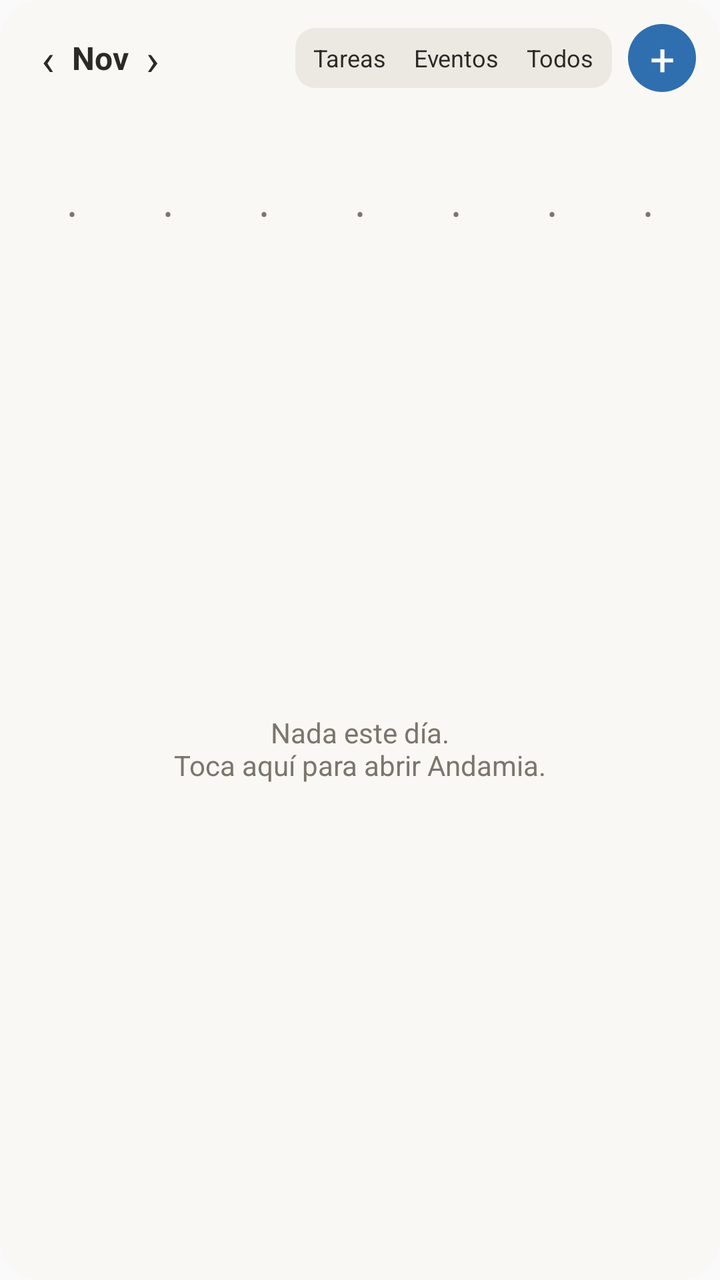
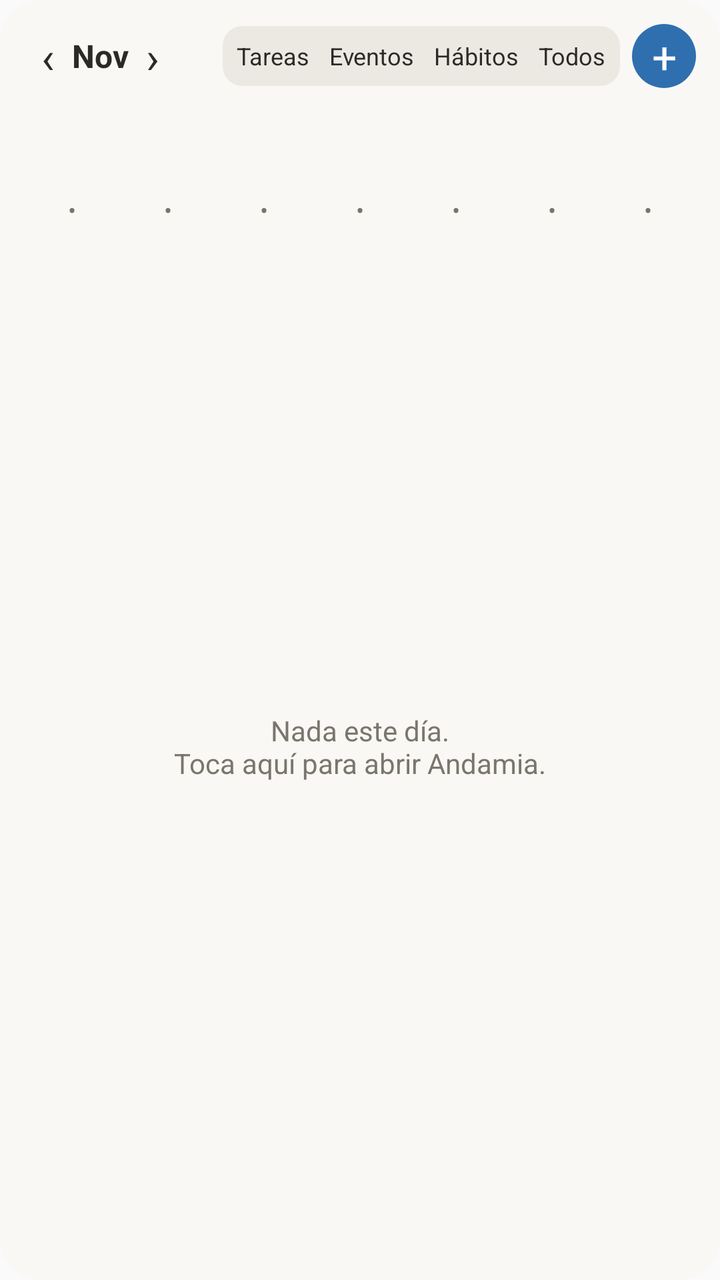

Before-and-after screenshots of an Android layout around one commit, followed by the original layout XML and the change that was made.
<!-- AndroidManifest.xml: application theme AppTheme -->
<!-- res/layout/widget_semana.xml -->
<?xml version="1.0" encoding="utf-8"?>
<FrameLayout xmlns:android="http://schemas.android.com/apk/res/android"
    android:layout_width="match_parent"
    android:layout_height="match_parent">

    
    <ImageView
        android:id="@+id/fondo_widget"
        android:layout_width="match_parent"
        android:layout_height="match_parent"
        android:importantForAccessibility="no"
        android:scaleType="fitXY"
        android:src="@drawable/widget_fondo" />

<LinearLayout
    android:layout_width="match_parent"
    android:layout_height="match_parent"
    android:orientation="vertical"
    android:padding="12dp">

    <LinearLayout
        android:layout_width="match_parent"
        android:layout_height="wrap_content"
        android:gravity="center_vertical"
        android:orientation="horizontal">

        <TextView
            android:id="@+id/semana_atras"
            android:layout_width="24dp"
            android:layout_height="32dp"
            android:contentDescription="Semana anterior"
            android:gravity="center"
            android:text="‹"
            android:textColor="@color/widget_texto"
            android:textSize="22sp" />

        <TextView
            android:id="@+id/semana_mes"
            android:layout_width="wrap_content"
            android:layout_height="wrap_content"
            android:maxLines="1"
            android:text="Nov"
            android:textColor="@color/widget_texto"
            android:textSize="16sp"
            android:textStyle="bold" />

        <TextView
            android:id="@+id/semana_adelante"
            android:layout_width="24dp"
            android:layout_height="32dp"
            android:contentDescription="Semana siguiente"
            android:gravity="center"
            android:text="›"
            android:textColor="@color/widget_texto"
            android:textSize="22sp" />

        <FrameLayout
            android:layout_width="0dp"
            android:layout_height="1dp"
            android:layout_weight="1" />

        <LinearLayout
            android:id="@+id/semana_filtros"
            android:layout_width="wrap_content"
            android:layout_height="wrap_content"
            android:background="@drawable/widget_filtros"
            android:orientation="horizontal"
            android:padding="2dp">

            <TextView
                android:id="@+id/semana_f_tareas"
                android:layout_width="wrap_content"
                android:layout_height="26dp"
                android:gravity="center"
                android:paddingStart="7dp"
                android:paddingEnd="7dp"
                android:text="Tareas"
                android:textColor="@color/widget_texto"
                android:textSize="12sp" />

            <TextView
                android:id="@+id/semana_f_eventos"
                android:layout_width="wrap_content"
                android:layout_height="26dp"
                android:gravity="center"
                android:paddingStart="7dp"
                android:paddingEnd="7dp"
                android:text="Eventos"
                android:textColor="@color/widget_texto"
                android:textSize="12sp" />

            <TextView
                android:id="@+id/semana_f_todos"
                android:layout_width="wrap_content"
                android:layout_height="26dp"
                android:gravity="center"
                android:paddingStart="7dp"
                android:paddingEnd="7dp"
                android:text="Todos"
                android:textColor="@color/widget_texto"
                android:textSize="12sp" />

        </LinearLayout>

        <TextView
            android:id="@+id/semana_nueva"
            android:layout_width="34dp"
            android:layout_height="34dp"
            android:layout_marginStart="8dp"
            android:background="@drawable/widget_boton"
            android:contentDescription="Nueva tarea"
            android:gravity="center"
            android:text="+"
            android:textColor="@color/widget_boton_texto"
            android:textSize="22sp" />
    </LinearLayout>

    <LinearLayout
        android:layout_width="match_parent"
        android:layout_height="wrap_content"
        android:layout_marginTop="8dp"
        android:orientation="horizontal">

        <LinearLayout
            android:id="@+id/semana_dia_0"
            android:layout_width="0dp"
            android:layout_height="wrap_content"
            android:layout_weight="1"
            android:gravity="center_horizontal"
            android:orientation="vertical">

            <TextView
                android:id="@+id/semana_nom_0"
                android:layout_width="wrap_content"
                android:layout_height="wrap_content"
                android:textColor="@color/widget_texto_tenue"
                android:textSize="12sp" />

            <TextView
                android:id="@+id/semana_num_0"
                android:layout_width="30dp"
                android:layout_height="30dp"
                android:layout_marginTop="2dp"
                android:gravity="center"
                android:textColor="@color/widget_texto"
                android:textSize="14sp"
                android:textStyle="bold" />

            <TextView
                android:id="@+id/semana_pto_0"
                android:layout_width="wrap_content"
                android:layout_height="wrap_content"
                android:layout_marginTop="-4dp"
                android:text="•"
                android:textColor="@color/widget_texto_tenue"
                android:textSize="12sp" />
        </LinearLayout>

        <LinearLayout
            android:id="@+id/semana_dia_1"
            android:layout_width="0dp"
            android:layout_height="wrap_content"
            android:layout_weight="1"
            android:gravity="center_horizontal"
            android:orientation="vertical">

            <TextView
                android:id="@+id/semana_nom_1"
                android:layout_width="wrap_content"
                android:layout_height="wrap_content"
                android:textColor="@color/widget_texto_tenue"
                android:textSize="12sp" />

            <TextView
                android:id="@+id/semana_num_1"
                android:layout_width="30dp"
                android:layout_height="30dp"
                android:layout_marginTop="2dp"
                android:gravity="center"
                android:textColor="@color/widget_texto"
                android:textSize="14sp"
                android:textStyle="bold" />

            <TextView
                android:id="@+id/semana_pto_1"
                android:layout_width="wrap_content"
                android:layout_height="wrap_content"
                android:layout_marginTop="-4dp"
                android:text="•"
                android:textColor="@color/widget_texto_tenue"
                android:textSize="12sp" />
        </LinearLayout>

        <LinearLayout
            android:id="@+id/semana_dia_2"
            android:layout_width="0dp"
            android:layout_height="wrap_content"
            android:layout_weight="1"
            android:gravity="center_horizontal"
            android:orientation="vertical">

            <TextView
                android:id="@+id/semana_nom_2"
                android:layout_width="wrap_content"
                android:layout_height="wrap_content"
                android:textColor="@color/widget_texto_tenue"
                android:textSize="12sp" />

            <TextView
                android:id="@+id/semana_num_2"
                android:layout_width="30dp"
                android:layout_height="30dp"
                android:layout_marginTop="2dp"
                android:gravity="center"
                android:textColor="@color/widget_texto"
                android:textSize="14sp"
                android:textStyle="bold" />

            <TextView
                android:id="@+id/semana_pto_2"
                android:layout_width="wrap_content"
                android:layout_height="wrap_content"
                android:layout_marginTop="-4dp"
                android:text="•"
                android:textColor="@color/widget_texto_tenue"
                android:textSize="12sp" />
        </LinearLayout>

        <LinearLayout
            android:id="@+id/semana_dia_3"
            android:layout_width="0dp"
            android:layout_height="wrap_content"
            android:layout_weight="1"
            android:gravity="center_horizontal"
            android:orientation="vertical">

            <TextView
                android:id="@+id/semana_nom_3"
                android:layout_width="wrap_content"
                android:layout_height="wrap_content"
                android:textColor="@color/widget_texto_tenue"
                android:textSize="12sp" />

            <TextView
                android:id="@+id/semana_num_3"
                android:layout_width="30dp"
                android:layout_height="30dp"
                android:layout_marginTop="2dp"
                android:gravity="center"
                android:textColor="@color/widget_texto"
                android:textSize="14sp"
                android:textStyle="bold" />

            <TextView
                android:id="@+id/semana_pto_3"
                android:layout_width="wrap_content"
                android:layout_height="wrap_content"
                android:layout_marginTop="-4dp"
                android:text="•"
                android:textColor="@color/widget_texto_tenue"
                android:textSize="12sp" />
        </LinearLayout>

        <LinearLayout
            android:id="@+id/semana_dia_4"
            android:layout_width="0dp"
            android:layout_height="wrap_content"
            android:layout_weight="1"
            android:gravity="center_horizontal"
            android:orientation="vertical">

            <TextView
                android:id="@+id/semana_nom_4"
                android:layout_width="wrap_content"
                android:layout_height="wrap_content"
                android:textColor="@color/widget_texto_tenue"
                android:textSize="12sp" />

            <TextView
                android:id="@+id/semana_num_4"
                android:layout_width="30dp"
                android:layout_height="30dp"
                android:layout_marginTop="2dp"
                android:gravity="center"
                android:textColor="@color/widget_texto"
                android:textSize="14sp"
                android:textStyle="bold" />

            <TextView
                android:id="@+id/semana_pto_4"
                android:layout_width="wrap_content"
                android:layout_height="wrap_content"
                android:layout_marginTop="-4dp"
                android:text="•"
                android:textColor="@color/widget_texto_tenue"
                android:textSize="12sp" />
        </LinearLayout>

        <LinearLayout
            android:id="@+id/semana_dia_5"
            android:layout_width="0dp"
            android:layout_height="wrap_content"
            android:layout_weight="1"
            android:gravity="center_horizontal"
            android:orientation="vertical">

            <TextView
                android:id="@+id/semana_nom_5"
                android:layout_width="wrap_content"
                android:layout_height="wrap_content"
                android:textColor="@color/widget_texto_tenue"
                android:textSize="12sp" />

            <TextView
                android:id="@+id/semana_num_5"
                android:layout_width="30dp"
                android:layout_height="30dp"
                android:layout_marginTop="2dp"
                android:gravity="center"
                android:textColor="@color/widget_texto"
                android:textSize="14sp"
                android:textStyle="bold" />

            <TextView
                android:id="@+id/semana_pto_5"
                android:layout_width="wrap_content"
                android:layout_height="wrap_content"
                android:layout_marginTop="-4dp"
                android:text="•"
                android:textColor="@color/widget_texto_tenue"
                android:textSize="12sp" />
        </LinearLayout>

        <LinearLayout
            android:id="@+id/semana_dia_6"
            android:layout_width="0dp"
            android:layout_height="wrap_content"
            android:layout_weight="1"
            android:gravity="center_horizontal"
            android:orientation="vertical">

            <TextView
                android:id="@+id/semana_nom_6"
                android:layout_width="wrap_content"
                android:layout_height="wrap_content"
                android:textColor="@color/widget_texto_tenue"
                android:textSize="12sp" />

            <TextView
                android:id="@+id/semana_num_6"
                android:layout_width="30dp"
                android:layout_height="30dp"
                android:layout_marginTop="2dp"
                android:gravity="center"
                android:textColor="@color/widget_texto"
                android:textSize="14sp"
                android:textStyle="bold" />

            <TextView
                android:id="@+id/semana_pto_6"
                android:layout_width="wrap_content"
                android:layout_height="wrap_content"
                android:layout_marginTop="-4dp"
                android:text="•"
                android:textColor="@color/widget_texto_tenue"
                android:textSize="12sp" />
        </LinearLayout>

    </LinearLayout>

    <FrameLayout
        android:layout_width="match_parent"
        android:layout_height="match_parent"
        android:layout_marginTop="6dp">

        
        <ListView
            android:id="@+id/semana_lista"
            android:layout_width="match_parent"
            android:layout_height="match_parent"
            android:divider="@null"
            android:dividerHeight="0dp" />

        <TextView
            android:id="@+id/semana_vacio"
            android:layout_width="match_parent"
            android:layout_height="match_parent"
            android:gravity="center"
            android:text="Nada este día.\nToca aquí para abrir Andamia."
            android:textColor="@color/widget_texto_tenue"
            android:textSize="14sp" />
    </FrameLayout>
</LinearLayout>
</FrameLayout>
<!-- resources referenced by this layout -->
<resources>
  <color name="widget_boton_texto">#FFFFFF</color>
  <color name="widget_texto">#2B2A27</color>
  <color name="widget_texto_tenue">#7A766D</color>
  <!-- drawable widget_boton (drawable) -->
  <?xml version="1.0" encoding="utf-8"?>
  <shape xmlns:android="http://schemas.android.com/apk/res/android" android:shape="oval">
      <solid android:color="@color/widget_acento" />
  </shape>
  <!-- drawable widget_filtros (drawable) -->
  <?xml version="1.0" encoding="utf-8"?>
  <shape xmlns:android="http://schemas.android.com/apk/res/android">
      <corners android:radius="10dp" />
      <solid android:color="@color/widget_evento_suave" />
  </shape>
  <!-- drawable widget_fondo (drawable) -->
  <?xml version="1.0" encoding="utf-8"?>
  <shape xmlns:android="http://schemas.android.com/apk/res/android" android:shape="rectangle">
      <solid android:color="@color/widget_fondo" />
      <corners android:radius="20dp" />
  </shape>
  <style name="AppTheme" parent="Theme.AppCompat.Light.DarkActionBar">
          
          <item name="colorPrimary">@color/colorPrimary</item>
          <item name="colorPrimaryDark">@color/colorPrimaryDark</item>
          <item name="colorAccent">@color/colorAccent</item>
      </style>
  <color name="widget_acento">#2F6FB0</color>
  <color name="widget_evento_suave">#ECE9E2</color>
  <color name="widget_fondo">#F2FAF8F4</color>
</resources>

<!-- the commit's change to res/layout/widget_semana.xml (unified diff, before → after) -->
@@ -72,8 +72,8 @@
                 android:layout_width="wrap_content"
                 android:layout_height="26dp"
                 android:gravity="center"
-                android:paddingStart="7dp"
-                android:paddingEnd="7dp"
+                android:paddingStart="5dp"
+                android:paddingEnd="5dp"
                 android:text="Tareas"
                 android:textColor="@color/widget_texto"
                 android:textSize="12sp" />
@@ -83,19 +83,30 @@
                 android:layout_width="wrap_content"
                 android:layout_height="26dp"
                 android:gravity="center"
-                android:paddingStart="7dp"
-                android:paddingEnd="7dp"
+                android:paddingStart="5dp"
+                android:paddingEnd="5dp"
                 android:text="Eventos"
                 android:textColor="@color/widget_texto"
                 android:textSize="12sp" />
 
             <TextView
+                android:id="@+id/semana_f_habitos"
+                android:layout_width="wrap_content"
+                android:layout_height="26dp"
+                android:gravity="center"
+                android:paddingStart="5dp"
+                android:paddingEnd="5dp"
+                android:text="Hábitos"
+                android:textColor="@color/widget_texto"
+                android:textSize="12sp" />
+
+            <TextView
                 android:id="@+id/semana_f_todos"
                 android:layout_width="wrap_content"
                 android:layout_height="26dp"
                 android:gravity="center"
-                android:paddingStart="7dp"
-                android:paddingEnd="7dp"
+                android:paddingStart="5dp"
+                android:paddingEnd="5dp"
                 android:text="Todos"
                 android:textColor="@color/widget_texto"
                 android:textSize="12sp" />
@@ -104,9 +115,9 @@
 
         <TextView
             android:id="@+id/semana_nueva"
-            android:layout_width="34dp"
-            android:layout_height="34dp"
-            android:layout_marginStart="8dp"
+            android:layout_width="32dp"
+            android:layout_height="32dp"
+            android:layout_marginStart="6dp"
             android:background="@drawable/widget_boton"
             android:contentDescription="Nueva tarea"
             android:gravity="center"
